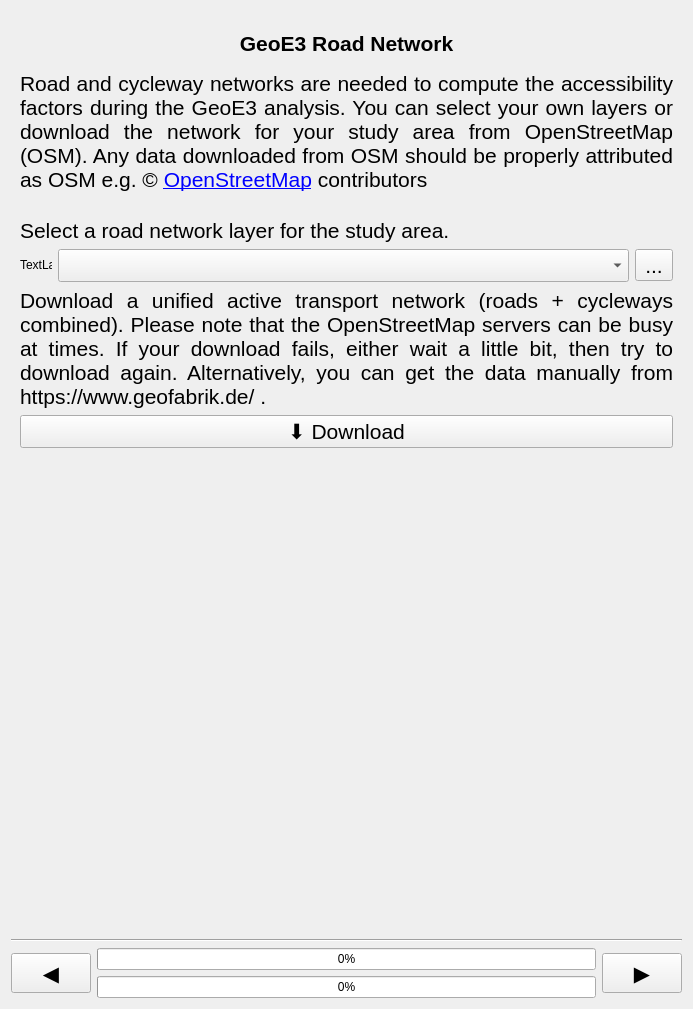
worldbank/GeoE3, file geest/ui/road_network_panel_base.ui: the form before one commit.
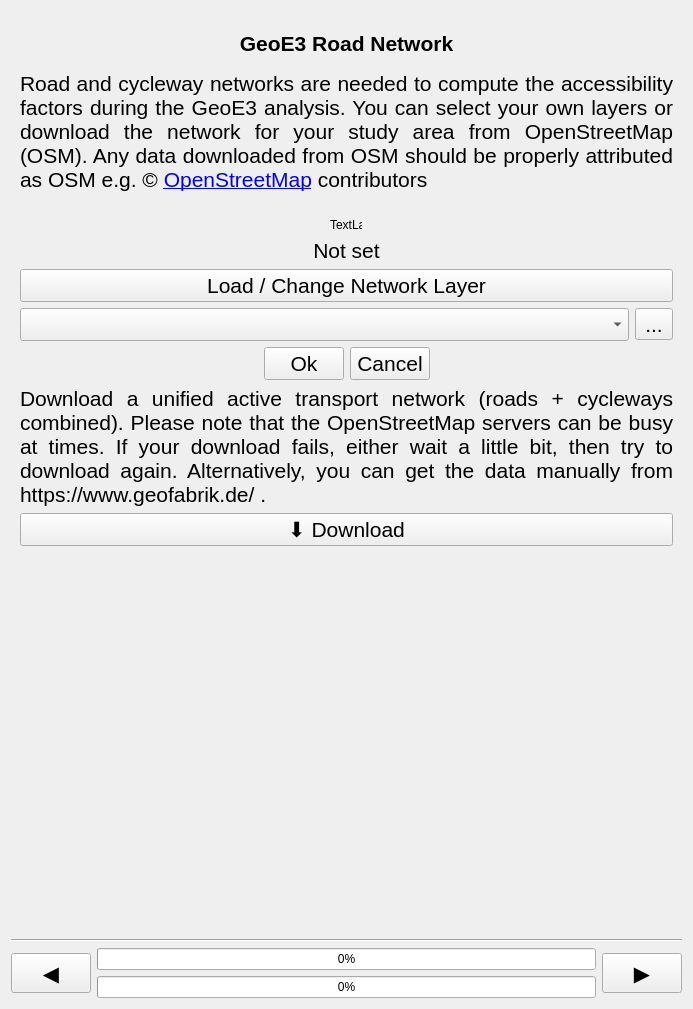
The form after the commit. Icons and pictures are not drawn. Custom widgets are drawn as their Qt base class.

Commit message:
fix: stop the road network layer from being lost/leaked across GeoE3 projects
Replace the always-live road network combo with a read-only label and an
explicit inline picker, fixing lost-on-open, cross-project write leaks, and
a stale-cache crash. Bump to 2.1.1.

```diff
--- a/geest/ui/road_network_panel_base.ui
+++ b/geest/ui/road_network_panel_base.ui
@@ -198,36 +198,12 @@
          </property>
         </widget>
        </item>
-       <item row="2" column="0" colspan="2">
-        <widget class="QLabel" name="description4">
-         <property name="font">
-          <font>
-           <pointsize>16</pointsize>
-          </font>
-         </property>
-         <property name="text">
-          <string>Select a road network layer for the study area.</string>
-         </property>
-         <property name="textFormat">
-          <enum>Qt::MarkdownText</enum>
-         </property>
-         <property name="alignment">
-          <set>Qt::AlignJustify|Qt::AlignTop</set>
-         </property>
-         <property name="wordWrap">
-          <bool>true</bool>
-         </property>
-         <property name="buddy">
-          <cstring>road_layer_combo</cstring>
-         </property>
-        </widget>
-       </item>
        <item row="3" column="0" colspan="2">
-        <layout class="QHBoxLayout" name="horizontalLayout_3">
+        <layout class="QVBoxLayout" name="verticalLayout_network">
          <property name="spacing">
           <number>6</number>
          </property>
-         <item>
+         <item alignment="Qt::AlignHCenter">
           <widget class="QLabel" name="layer_status_label">
            <property name="maximumSize">
             <size>
@@ -243,27 +219,127 @@
            </property>
           </widget>
          </item>
-         <item>
-          <widget class="QgsMapLayerComboBox" name="road_layer_combo">
+         <item alignment="Qt::AlignHCenter">
+          <widget class="QLabel" name="current_layer_label">
            <property name="font">
             <font>
              <pointsize>16</pointsize>
             </font>
            </property>
+           <property name="text">
+            <string>Not set</string>
+           </property>
+           <property name="alignment">
+            <set>Qt::AlignCenter</set>
+           </property>
+           <property name="wordWrap">
+            <bool>true</bool>
+           </property>
           </widget>
          </item>
          <item>
-          <widget class="QToolButton" name="load_road_layer_button">
+          <widget class="QPushButton" name="change_network_layer_button">
            <property name="font">
             <font>
              <pointsize>16</pointsize>
             </font>
            </property>
            <property name="text">
-            <string>...</string>
+            <string>Load / Change Network Layer</string>
            </property>
           </widget>
          </item>
+         <item>
+          <layout class="QHBoxLayout" name="horizontalLayout_networkPicker">
+           <item>
+            <widget class="QgsMapLayerComboBox" name="network_layer_combo">
+             <property name="visible">
+              <bool>false</bool>
+             </property>
+             <property name="font">
+              <font>
+               <pointsize>16</pointsize>
+              </font>
+             </property>
+            </widget>
+           </item>
+           <item>
+            <widget class="QToolButton" name="browse_network_layer_button">
+             <property name="visible">
+              <bool>false</bool>
+             </property>
+             <property name="font">
+              <font>
+               <pointsize>16</pointsize>
+              </font>
+             </property>
+             <property name="text">
+              <string>...</string>
+             </property>
+            </widget>
+           </item>
+          </layout>
+         </item>
+         <item>
+          <layout class="QHBoxLayout" name="horizontalLayout_networkOkCancel">
+           <item>
+            <spacer name="horizontalSpacer_networkOkCancelLeft">
+             <property name="orientation">
+              <enum>Qt::Horizontal</enum>
+             </property>
+             <property name="sizeHint" stdset="0">
+              <size>
+               <width>40</width>
+               <height>20</height>
+              </size>
+             </property>
+            </spacer>
+           </item>
+           <item>
+            <widget class="QPushButton" name="ok_network_layer_button">
+             <property name="visible">
+              <bool>false</bool>
+             </property>
+             <property name="font">
+              <font>
+               <pointsize>16</pointsize>
+              </font>
+             </property>
+             <property name="text">
+              <string>Ok</string>
+             </property>
+            </widget>
+           </item>
+           <item>
+            <widget class="QPushButton" name="cancel_network_layer_button">
+             <property name="visible">
+              <bool>false</bool>
+             </property>
+             <property name="font">
+              <font>
+               <pointsize>16</pointsize>
+              </font>
+             </property>
+             <property name="text">
+              <string>Cancel</string>
+             </property>
+            </widget>
+           </item>
+           <item>
+            <spacer name="horizontalSpacer_networkOkCancelRight">
+             <property name="orientation">
+              <enum>Qt::Horizontal</enum>
+             </property>
+             <property name="sizeHint" stdset="0">
+              <size>
+               <width>40</width>
+               <height>20</height>
+              </size>
+             </property>
+            </spacer>
+           </item>
+          </layout>
+         </item>
         </layout>
        </item>
        <item row="4" column="0" colspan="2">
```
Left out of the diff: 7 changed lines with no effect on the pictures. The commit also changes 10 other files.
